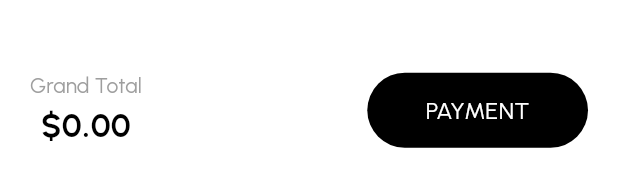
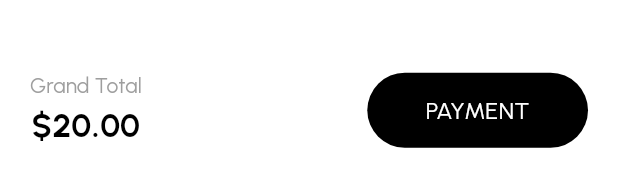
Before and after one commit to Aej75/shoesly-ajay, a Flutter app: the OrderSummaryPage widget shown alone on an empty page, opened directly with empty values, on a phone screen of 412 x 824 dp. Shown: the part 1056-1233 px from the top of the screen. Run offline on Flutter 3.47's test engine with Material 3 defaults, Android fonts, the phone set to English and light mode, and no system bars; drawn by our look-alikes of flutter_easyloading; our stand-ins replace another_flutter_splash_screen, auto_route, bloc, cached_network_image, cloud_firestore, firebase_auth and 15 more; missing offline and left inert: jwt_decode, master_ui_collection; accounts and stored records are empty; network calls fail.

Commit message:
final touch

```diff
--- a/lib/features/order/presentation/page/order_summary_page.dart
+++ b/lib/features/order/presentation/page/order_summary_page.dart
@@ -57,7 +57,8 @@ class _OrderSummaryPageState extends State<OrderSummaryPage> {
             titleStyle: Theme.of(context).textTheme.headlineMedium,
             bottomNavigationBar: PriceTotalAndActionButtonView(
               title: "Grand Total",
-              subTitle: "\$${widget.carts.total.toStringAsFixed(2)}",
+              subTitle:
+                  "\$${(widget.carts.total + shippingFee).toStringAsFixed(2)}",
               buttonText: "PAYMENT",
               onButtonPressed: () async {
                 _orderBloc.add(
--- a/lib/gen/assets.gen.dart
+++ b/lib/gen/assets.gen.dart
@@ -21,6 +21,9 @@ class $AssetsIconsGen {
   /// File path: assets/icons/img.png
   AssetGenImage get img => const AssetGenImage('assets/icons/img.png');
 
+  /// File path: assets/icons/logo.png
+  AssetGenImage get logo => const AssetGenImage('assets/icons/logo.png');
+
   /// File path: assets/icons/star.svg
   String get star => 'assets/icons/star.svg';
 
@@ -28,7 +31,7 @@ class $AssetsIconsGen {
   String get trash => 'assets/icons/trash.svg';
 
   /// List of all assets
-  List<dynamic> get values => [cart, filter, img, star, trash];
+  List<dynamic> get values => [cart, filter, img, logo, star, trash];
 }
 
 class Assets {
--- a/lib/main.dart
+++ b/lib/main.dart
@@ -25,7 +25,7 @@ void main() async {
   await Firebase.initializeApp(
     options: DefaultFirebaseOptions.currentPlatform,
   );
-  FirebaseMessaging.onBackgroundMessage(_firebaseMessagingBackgroundHandler);
+
   await configureInjection();
   // await getIt<DataPopulation>().populate();
 
```
Also changed, not shown: lib/core/utils/notification/notification_service.dart (+6 -7 lines), lib/core/routes/app_router.gr.dart, 1 other file.
